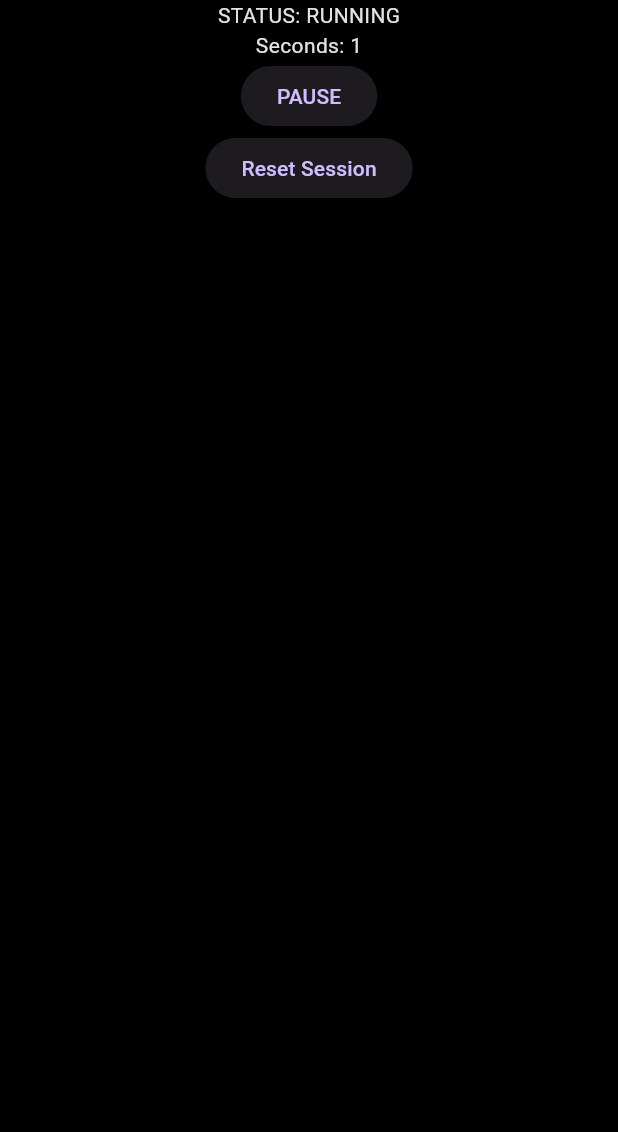
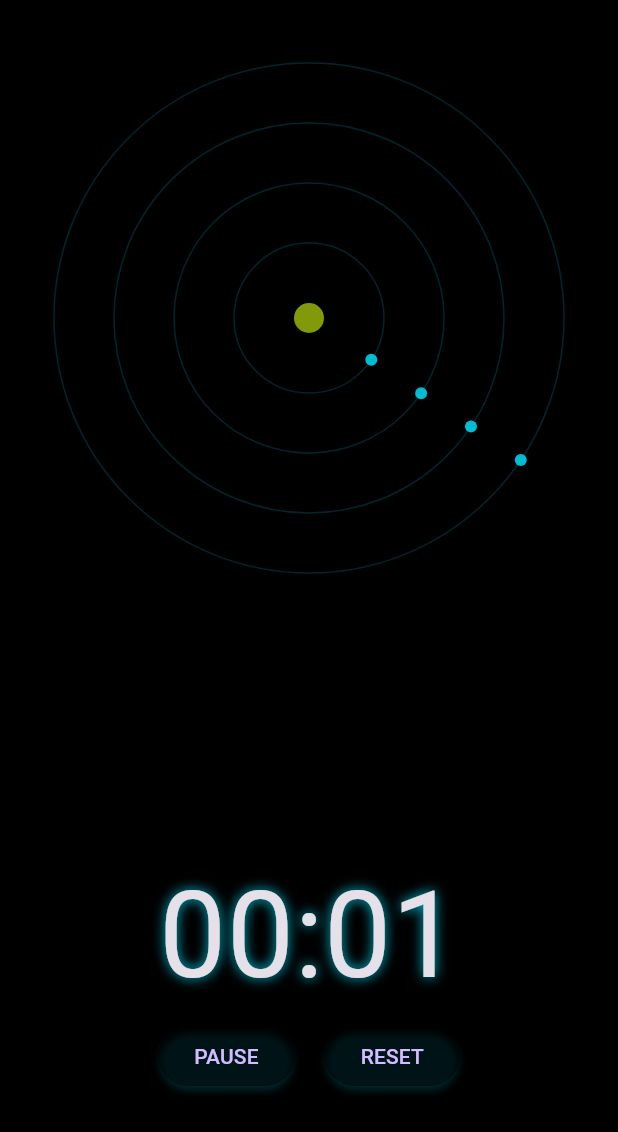
Before and after one commit to jellycat1/celestial_chronometer, a Flutter app: the screen it shows after launch, after a tap on "START", on a phone screen of 412 x 824 dp. Shown: the top 1132 px of the screen. Run offline on Flutter 3.47's test engine with Material 3 defaults, Android fonts, the phone set to English and light mode, and no system bars; our stand-ins replace wakelock_plus.

Commit message:
Basic moving planets and timer

```diff
--- a/lib/celestial_painter.dart
+++ b/lib/celestial_painter.dart
@@ -0,0 +1,136 @@
+import 'package:flutter/material.dart';
+import 'dart:math' as math;
+import 'package:celestial_chronometer/models/planet_data.dart';
+
+class CelestialPainter extends CustomPainter {
+  final double animationValue;
+  final List<PlanetData> planets;
+
+  CelestialPainter({
+    required this.animationValue,
+    required this.planets,
+  });
+
+  static const List<Color> _planetColors = [
+    Color(0xFFFFE090), // warm gold — innermost, hottest
+    Color(0xFFFFB060), // amber
+    Color(0xFFFF7050), // coral-red
+    Color(0xFFFFD8A0), // pale gold (jupiter-like)
+    Color(0xFF90FFE8), // seafoam teal
+    Color(0xFF80A8FF), // periwinkle blue
+  ];
+
+  static const List<Color> _ringColors = [
+    Color(0xFFFFD870), // bright gold
+    Color(0xFFFFAA50), // amber
+    Color(0xFFFF6878), // coral
+    Color(0xFFFFD4A0), // peach
+    Color(0xFF70FFE0), // teal
+    Color(0xFF9898FF), // lavender
+  ];
+
+  @override
+  void paint(Canvas canvas, Size size) {
+    final Offset center = Offset(size.width / 2, (size.height / 2) - 200);
+    const double sunRadius = 10.0;
+    const double planetTrackStrokeWidth = 1;
+    Color trackColor = Color.fromARGB(255, 53, 53, 53).withValues(alpha: 0.3);
+
+    final Paint sunPaint = Paint()
+      ..color = Color(0xFFb9db0d).withValues(alpha: 0.7)
+      ..style = PaintingStyle.fill;
+
+    canvas.drawCircle(center, sunRadius, sunPaint);
+
+    for (final planet in planets) {
+      final Paint orbitPaint = Paint()
+        ..color = planet.color.withValues(alpha: 0.2)
+        ..style = PaintingStyle.stroke
+        ..strokeWidth = planetTrackStrokeWidth;
+
+      canvas.drawCircle(center, planet.orbitRadius, orbitPaint);
+
+
+      final double angle = animationValue * 2 * math.pi;
+
+      final Offset planetPos = Offset(
+        center.dx + planet.orbitRadius * math.cos(-angle * planet.speedMultiplier),
+        center.dy + planet.orbitRadius * math.sin(-angle * planet.speedMultiplier),
+      );
+
+      final Paint planetPaint = Paint()
+        ..color = planet.color
+        ..style = PaintingStyle.fill;
+
+      canvas.drawCircle(planetPos, planet.planetRadius, planetPaint);
+    }
+
+  }
+
+
+  // @override
+  // void paint(Canvas canvas, Size size) {
+  //   final Offset center = Offset(size.width / 2, (size.height / 2) - 200);
+  //   const double sunRadius = 10.0;
+  //   const double planetTrackStrokeWidth = 1;
+  //   Color trackColor = Color.fromARGB(255, 53, 53, 53).withValues(alpha: 0.3);
+
+
+  //   final Paint sunPaint = Paint()
+  //     ..color = Color(0xFFb9db0d).withValues(alpha: 0.7)
+  //     ..style = PaintingStyle.fill;
+
+  //   final Paint ringOnePaint = Paint()
+  //     ..color = trackColor
+  //     ..style = PaintingStyle.stroke
+  //     ..strokeWidth = planetTrackStrokeWidth;
+
+  //   final Paint ringTwoPaint = Paint()
+  //     ..color = trackColor
+  //     ..style = PaintingStyle.stroke
+  //     ..strokeWidth = planetTrackStrokeWidth;
+
+  //   final Paint ringThreePaint = Paint()
+  //     ..color = trackColor
+  //     ..style = PaintingStyle.stroke
+  //     ..strokeWidth = planetTrackStrokeWidth;
+
+  //   final Paint ringFourPaint = Paint()
+  //     ..color = trackColor
+  //     ..style = PaintingStyle.stroke
+  //     ..strokeWidth = planetTrackStrokeWidth;
+
+  //   // Ring 1
+  //   canvas.drawCircle(center, 90.0, ringOnePaint);
+
+  //   // Ring 2
+  //   canvas.drawCircle(center, 50.0, ringTwoPaint);
+
+  //   // Ring 3
+  //   canvas.drawCircle(center, 130.0, ringThreePaint);
+
+  //   // Ring 4
+  //   canvas.drawCircle(center, 170.0, ringFourPaint);
+
+  //   // Sun
+  //   canvas.drawCircle(center, sunRadius, sunPaint);
+
+  //   final double angle = animationValue * 2 * math.pi;
+
+  //   final Offset planetOnePos = Offset(
+  //     center.dx + 50 * math.cos(-angle * 2),
+  //     center.dy + 50 * math.sin(-angle * 2),
+  //   );
+
+  //   final Paint planetOnePaint = Paint()
+  //     ..color = Colors.cyan
+  //     ..style = PaintingStyle.fill;
+
+  //   canvas.drawCircle(planetOnePos, 8.0, planetOnePaint);
+  // }
+  @override
+  bool shouldRepaint(covariant CelestialPainter oldDelegate) {
+    return oldDelegate.animationValue != animationValue ||
+      oldDelegate.planets != planets;
+  }
+}
--- a/lib/focus_timer_screen.dart
+++ b/lib/focus_timer_screen.dart
@@ -1,6 +1,9 @@
+import 'package:celestial_chronometer/models/planet_data.dart';
 import 'package:flutter/material.dart';
 import 'package:wakelock_plus/wakelock_plus.dart';
 import 'dart:async';
+
+import 'celestial_painter.dart';
 
 enum TimerStatus { idle, running, paused, broken }
 
@@ -11,17 +14,51 @@ class FocusTimerScreen extends StatefulWidget {
   State<FocusTimerScreen> createState() => _FocusTimerScreenState();
 }
 
-class _FocusTimerScreenState extends State<FocusTimerScreen> {
+class _FocusTimerScreenState extends State<FocusTimerScreen> with SingleTickerProviderStateMixin {
   late final AppLifecycleListener _lifecycleListener;
+  late AnimationController _controller;
 
   TimerStatus _status = TimerStatus.idle;
   int _secondsElapsed = 0;
   Timer? _timer;
 
 
+  final List<PlanetData> planets = const [
+    PlanetData(
+      orbitRadius: 50,
+      planetRadius: 4,
+      color: Colors.cyan,
+      speedMultiplier: 1,
+    ),
+    PlanetData(
+      orbitRadius: 90,
+      planetRadius: 4,
+      color: Colors.cyan,
+      speedMultiplier: 1,
+    ),
+    PlanetData(
+      orbitRadius: 130,
+      planetRadius: 4,
+      color: Colors.cyan,
+      speedMultiplier: 1,
+    ),
+    PlanetData(
+      orbitRadius: 170,
+      planetRadius: 4,
+      color: Colors.cyan,
+      speedMultiplier: 1,
+    ),
+  ];
+
+
   @override
   void initState() {
     super.initState();
+
+    _controller = AnimationController(
+      vsync: this,
+      duration: const Duration(seconds: 10),
+    )..repeat();
 
     _lifecycleListener = AppLifecycleListener(
       onPause: _onAppBackgrounded,
@@ -96,6 +133,7 @@ class _FocusTimerScreenState extends State<FocusTimerScreen> {
     _timer?.cancel();
     _lifecycleListener.dispose();
     WakelockPlus.disable();
+    _controller.dispose();
     super.dispose();
   }
 
@@ -103,31 +141,75 @@ class _FocusTimerScreenState extends State<FocusTimerScreen> {
   Widget build(BuildContext context) {
     return Scaffold(
       backgroundColor: Colors.black,
-      body: SafeArea(
+      body: Stack(
+        children: [
+          Positioned.fill(
+            child: AnimatedBuilder(
+              animation: _controller,
+              builder: (context, child) {
+                return CustomPaint(
+                  painter: CelestialPainter(animationValue: _controller.value, planets: planets),
+                );
+              }
+            ),
+          ),
+          Positioned(
+            left: 0,
+            right: 0,
+            bottom: 96,
             child: Center(
               child: Column(
                 children: [
+                  // Text(
+                  //   "STATUS: ${_status == TimerStatus.broken ? "BROKEN" : _status == TimerStatus.idle ? "IDLE" : _status == TimerStatus.paused ? "PAUSED" : "RUNNING"}"
+                  // ),
                   Text(
-                "STATUS: ${_status == TimerStatus.broken ? "BROKEN" : _status == TimerStatus.idle ? "IDLE" : _status == TimerStatus.paused ? "PAUSED" : "RUNNING"}"
+                    // "Seconds: ${_secondsElapsed}",
+                    "${(_secondsElapsed ~/ 60).toString().padLeft(2, '0')}:${(_secondsElapsed % 60).toString().padLeft(2, '0')}",
+                    style: TextStyle(
+                      fontSize: 80,
+                      shadows: [
+                        Shadow(
+                          blurRadius: 10.0,
+                          color: Colors.cyan,
+                          offset: Offset(0, 0), // (0,0) keeps the glow perfectly centered
                         ),
-              Text(
-                "Seconds: ${_secondsElapsed}",
+                      ]
+                    )
                   ),
+                  Row(
+                    mainAxisAlignment: MainAxisAlignment.center,
+                    spacing: 20,
+                    children: [
                       ElevatedButton(
-                onPressed: _status == TimerStatus.idle ? _startTimer : _toggleTimer,
+                        onPressed: _status == TimerStatus.idle || _status == TimerStatus.broken ? _startTimer : _toggleTimer,
+                        style: ElevatedButton.styleFrom(
+                          backgroundColor: Colors.black.withValues(alpha: 0.5),
+                          shadowColor: Colors.cyan.withValues(alpha: 0.5),
+                          elevation: 2,
+                        ),
                         child: Text(
-                  _status == TimerStatus.running ? "PAUSE" : _status == TimerStatus.idle ? "START" : "RESUME",
+                          _status == TimerStatus.running ? "PAUSE" : _status == TimerStatus.idle || _status == TimerStatus.broken ? "START" : "RESUME",
                         ),
                       ),
                       ElevatedButton(
                         onPressed: _resetTimer,
+                        style: ElevatedButton.styleFrom(
+                          backgroundColor: Colors.black.withValues(alpha: 0.5),
+                          shadowColor: Colors.cyan.withValues(alpha: 0.5),
+                          elevation: 2,
+                        ),
                         child: Text(
-                  "Reset Session"
-                )
-              )
-            ]
+                          "RESET"
                         ),
                       ),
+                    ],
+                  ),
+                ],
+              ),
+            ),
+          ),
+        ],
       ),
     );
   }
--- /dev/null
+++ b/lib/models/planet_data.dart
@@ -0,0 +1,15 @@
+import 'package:flutter/material.dart';
+
+class PlanetData {
+  final double orbitRadius;
+  final double planetRadius;
+  final Color color;
+  final double speedMultiplier;
+
+  const PlanetData({
+    required this.orbitRadius,
+    required this.planetRadius,
+    required this.color,
+    this.speedMultiplier = 1.0,
+  });
+}
```
Lines whose indentation alone changed are shown as unchanged.
